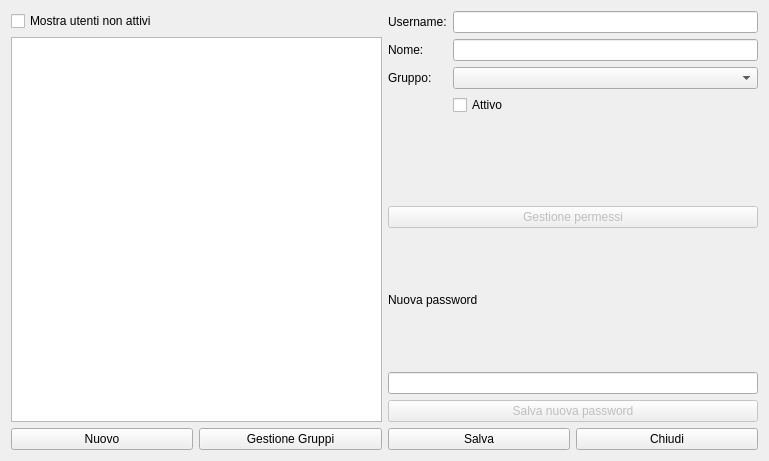
This is hgestioneutenti.ui in fblabs/hamlet-mod-sancon as Qt 5 draws it before an edit. The edited form follows.
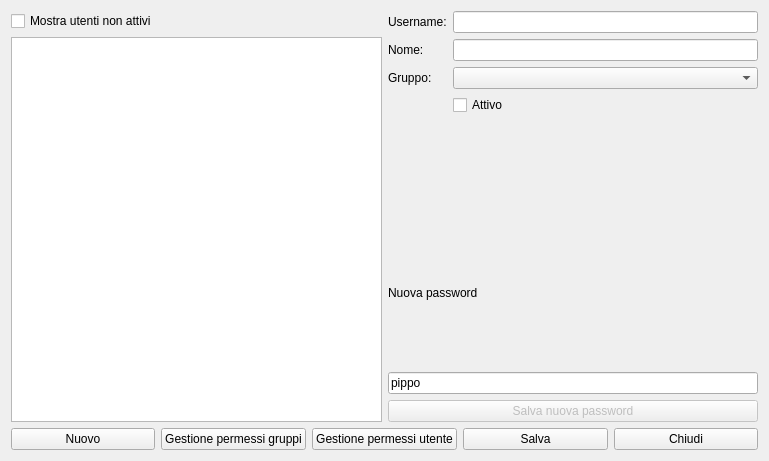
This is the edited form. Icons and pictures are not drawn.

Diff of the .ui file:
```diff
--- a/hgestioneutenti.ui
+++ b/hgestioneutenti.ui
@@ -86,26 +86,6 @@
            </item>
           </layout>
          </item>
-         <item>
-          <widget class="QPushButton" name="pbUserPermissions">
-           <property name="enabled">
-            <bool>false</bool>
-           </property>
-           <property name="text">
-            <string>Gestione permessi</string>
-           </property>
-           <property name="icon">
-            <iconset resource="icons.qrc">
-             <normaloff>:/Resources/Bar-chart64.png</normaloff>:/Resources/Bar-chart64.png</iconset>
-           </property>
-           <property name="iconSize">
-            <size>
-             <width>32</width>
-             <height>32</height>
-            </size>
-           </property>
-          </widget>
-         </item>
          <item>
           <layout class="QVBoxLayout" name="verticalLayout_2">
            <item>
@@ -116,7 +96,11 @@
             </widget>
            </item>
            <item>
-            <widget class="QLineEdit" name="leNewPass"/>
+            <widget class="QLineEdit" name="leNewPass">
+             <property name="text">
+              <string>pippo</string>
+             </property>
+            </widget>
            </item>
            <item>
             <widget class="QPushButton" name="pbNuovaPassword">
@@ -157,10 +141,30 @@
          </property>
         </widget>
        </item>
+       <item>
+        <widget class="QPushButton" name="pbUserPermissions">
+         <property name="enabled">
+          <bool>true</bool>
+         </property>
+         <property name="text">
+          <string>Gestione permessi gruppi</string>
+         </property>
+         <property name="icon">
+          <iconset resource="icons.qrc">
+           <normaloff>:/Resources/Bar-chart64.png</normaloff>:/Resources/Bar-chart64.png</iconset>
+         </property>
+         <property name="iconSize">
+          <size>
+           <width>32</width>
+           <height>32</height>
+          </size>
+         </property>
+        </widget>
+       </item>
        <item>
         <widget class="QPushButton" name="pbGroups">
          <property name="text">
-          <string>Gestione Gruppi</string>
+          <string>Gestione permessi utente</string>
          </property>
          <property name="icon">
           <iconset resource="icons.qrc">
```
